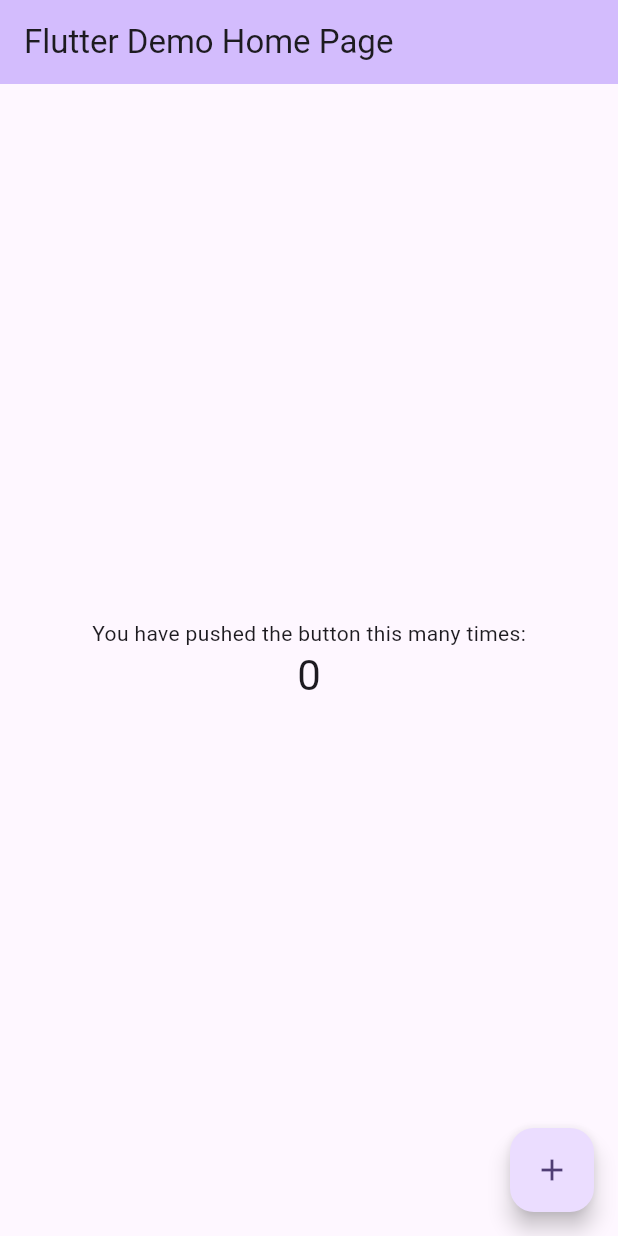
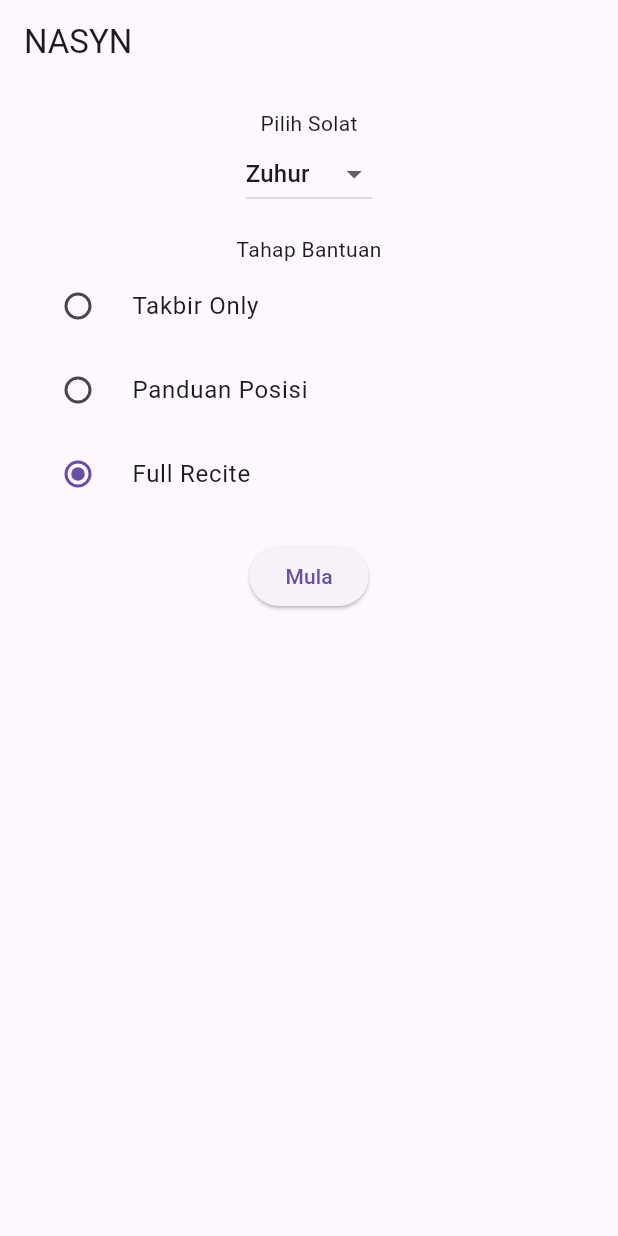
Before and after one commit to ustazbot/nasyn, a Flutter app: the screen it shows after launch, on a phone screen of 412 x 824 dp. Run offline on Flutter 3.47's test engine with Material 3 defaults, Android fonts, the phone set to English and light mode, and no system bars; our stand-ins replace audioplayers, flutter_riverpod.

Commit message:
Add minimum UI (Home, Prayer Session, Summary) wired via Riverpod
Updates the default widget_test.dart smoke test (it pumped the removed
counter-demo MyApp) so the existing test suite keeps passing against
the new NasynApp entry point.

```diff
--- a/nasyn_app/lib/main.dart
+++ b/nasyn_app/lib/main.dart
@@ -1,122 +1,20 @@
 import 'package:flutter/material.dart';
+import 'package:flutter_riverpod/flutter_riverpod.dart';
+
+import 'ui/home_screen.dart';
 
 void main() {
-  runApp(const MyApp());
+  runApp(const ProviderScope(child: NasynApp()));
 }
 
-class MyApp extends StatelessWidget {
-  const MyApp({super.key});
+class NasynApp extends StatelessWidget {
+  const NasynApp({super.key});
 
-  // This widget is the root of your application.
   @override
   Widget build(BuildContext context) {
     return MaterialApp(
-      title: 'Flutter Demo',
-      theme: ThemeData(
-        // This is the theme of your application.
-        //
-        // TRY THIS: Try running your application with "flutter run". You'll see
-        // the application has a purple toolbar. Then, without quitting the app,
-        // try changing the seedColor in the colorScheme below to Colors.green
-        // and then invoke "hot reload" (save your changes or press the "hot
-        // reload" button in a Flutter-supported IDE, or press "r" if you used
-        // the command line to start the app).
-        //
-        // Notice that the counter didn't reset back to zero; the application
-        // state is not lost during the reload. To reset the state, use hot
-        // restart instead.
-        //
-        // This works for code too, not just values: Most code changes can be
-        // tested with just a hot reload.
-        colorScheme: .fromSeed(seedColor: Colors.deepPurple),
-      ),
-      home: const MyHomePage(title: 'Flutter Demo Home Page'),
+      title: 'NASYN',
+      home: const HomeScreen(),
     );
   }
 }
-
-class MyHomePage extends StatefulWidget {
-  const MyHomePage({super.key, required this.title});
-
-  // This widget is the home page of your application. It is stateful, meaning
-  // that it has a State object (defined below) that contains fields that affect
-  // how it looks.
-
-  // This class is the configuration for the state. It holds the values (in this
-  // case the title) provided by the parent (in this case the App widget) and
-  // used by the build method of the State. Fields in a Widget subclass are
-  // always marked "final".
-
-  final String title;
-
-  @override
-  State<MyHomePage> createState() => _MyHomePageState();
-}
-
-class _MyHomePageState extends State<MyHomePage> {
-  int _counter = 0;
-
-  void _incrementCounter() {
-    setState(() {
-      // This call to setState tells the Flutter framework that something has
-      // changed in this State, which causes it to rerun the build method below
-      // so that the display can reflect the updated values. If we changed
-      // _counter without calling setState(), then the build method would not be
-      // called again, and so nothing would appear to happen.
-      _counter++;
-    });
-  }
-
-  @override
-  Widget build(BuildContext context) {
-    // This method is rerun every time setState is called, for instance as done
-    // by the _incrementCounter method above.
-    //
-    // The Flutter framework has been optimized to make rerunning build methods
-    // fast, so that you can just rebuild anything that needs updating rather
-    // than having to individually change instances of widgets.
-    return Scaffold(
-      appBar: AppBar(
-        // TRY THIS: Try changing the color here to a specific color (to
-        // Colors.amber, perhaps?) and trigger a hot reload to see the AppBar
-        // change color while the other colors stay the same.
-        backgroundColor: Theme.of(context).colorScheme.inversePrimary,
-        // Here we take the value from the MyHomePage object that was created by
-        // the App.build method, and use it to set our appbar title.
-        title: Text(widget.title),
-      ),
-      body: Center(
-        // Center is a layout widget. It takes a single child and positions it
-        // in the middle of the parent.
-        child: Column(
-          // Column is also a layout widget. It takes a list of children and
-          // arranges them vertically. By default, it sizes itself to fit its
-          // children horizontally, and tries to be as tall as its parent.
-          //
-          // Column has various properties to control how it sizes itself and
-          // how it positions its children. Here we use mainAxisAlignment to
-          // center the children vertically; the main axis here is the vertical
-          // axis because Columns are vertical (the cross axis would be
-          // horizontal).
-          //
-          // TRY THIS: Invoke "debug painting" (choose the "Toggle Debug Paint"
-          // action in the IDE, or press "p" in the console), to see the
-          // wireframe for each widget.
-          mainAxisAlignment: .center,
-          children: [
-            const Text('You have pushed the button this many times:'),
-            Text(
-              '$_counter',
-              style: Theme.of(context).textTheme.headlineMedium,
-            ),
-          ],
-        ),
-      ),
-      floatingActionButton: FloatingActionButton(
-        onPressed: _incrementCounter,
-        tooltip: 'Increment',
-        child: const Icon(Icons.add),
-      ),
-    );
-  }
-}
--- /dev/null
+++ b/nasyn_app/lib/ui/home_screen.dart
@@ -0,0 +1,76 @@
+import 'package:flutter/material.dart';
+
+import '../audio/audio_cue_resolver.dart';
+import '../prayer/prayer_config.dart';
+import 'prayer_session_screen.dart';
+
+class HomeScreen extends StatefulWidget {
+  const HomeScreen({super.key});
+
+  @override
+  State<HomeScreen> createState() => _HomeScreenState();
+}
+
+class _HomeScreenState extends State<HomeScreen> {
+  PrayerType _selectedType = PrayerType.zuhur;
+  AssistanceLevel _selectedLevel = AssistanceLevel.fullRecite;
+
+  @override
+  Widget build(BuildContext context) {
+    return Scaffold(
+      appBar: AppBar(title: const Text('NASYN')),
+      body: Padding(
+        padding: const EdgeInsets.all(16),
+        child: Column(
+          children: [
+            const Text('Pilih Solat'),
+            DropdownButton<PrayerType>(
+              value: _selectedType,
+              items: PrayerType.values
+                  .map((t) => DropdownMenuItem(
+                        value: t,
+                        child: Text(prayerConfigs[t]!.displayName),
+                      ))
+                  .toList(),
+              onChanged: (value) {
+                if (value != null) setState(() => _selectedType = value);
+              },
+            ),
+            const SizedBox(height: 16),
+            const Text('Tahap Bantuan'),
+            RadioListTile<AssistanceLevel>(
+              title: const Text('Takbir Only'),
+              value: AssistanceLevel.takbirOnly,
+              groupValue: _selectedLevel,
+              onChanged: (value) => setState(() => _selectedLevel = value!),
+            ),
+            RadioListTile<AssistanceLevel>(
+              title: const Text('Panduan Posisi'),
+              value: AssistanceLevel.panduanPosisi,
+              groupValue: _selectedLevel,
+              onChanged: (value) => setState(() => _selectedLevel = value!),
+            ),
+            RadioListTile<AssistanceLevel>(
+              title: const Text('Full Recite'),
+              value: AssistanceLevel.fullRecite,
+              groupValue: _selectedLevel,
+              onChanged: (value) => setState(() => _selectedLevel = value!),
+            ),
+            const SizedBox(height: 16),
+            ElevatedButton(
+              onPressed: () {
+                Navigator.of(context).push(MaterialPageRoute(
+                  builder: (_) => PrayerSessionScreen(
+                    prayerType: _selectedType,
+                    level: _selectedLevel,
+                  ),
+                ));
+              },
+              child: const Text('Mula'),
+            ),
+          ],
+        ),
+      ),
+    );
+  }
+}
```
Also changed, not shown: nasyn_app/lib/prayer/prayer_state_labels.dart (added, +29 -0 lines), nasyn_app/lib/ui/prayer_session_screen.dart (added, +86 -0 lines), nasyn_app/lib/ui/session_summary_screen.dart (added, +42 -0 lines), 1 other file.
